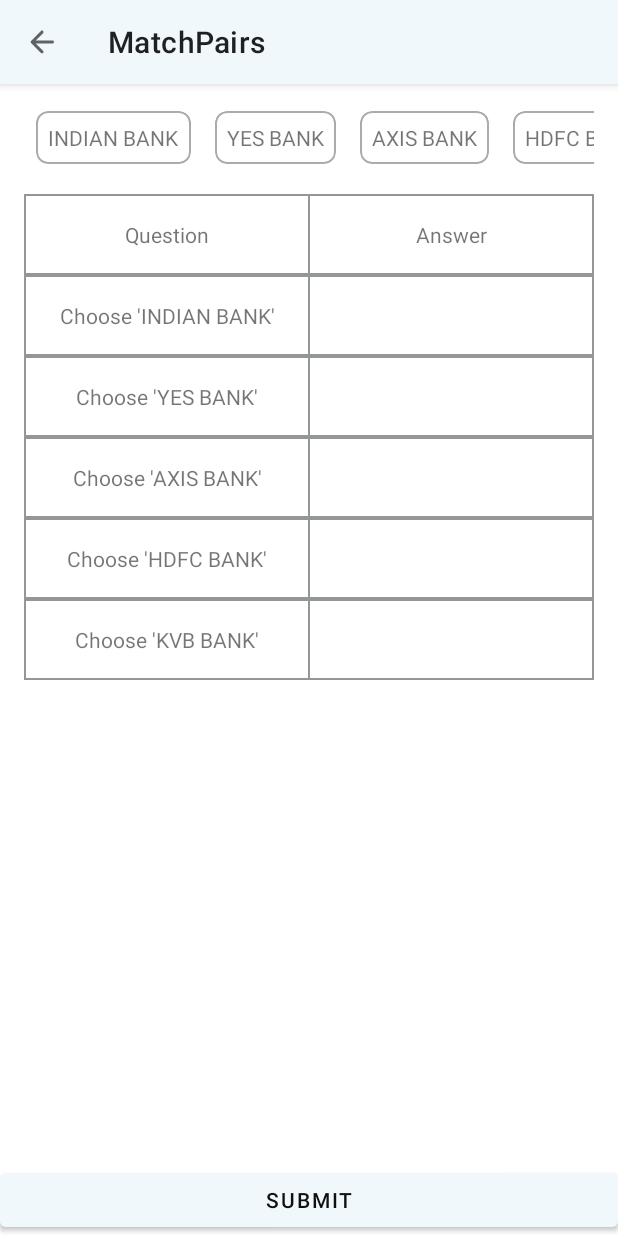
After one commit to sunsewingmachine/FunnyLearny, an Android app: the fragment MatchPairsFragment placed in its activity, on a phone screen of 412 x 824 dp. The commit adds this screen. Run offline under Robolectric (Android 15) with nearby library versions, the phone set to English and light mode, and no system bars.

Commit message:
MatchPair Feature Implementation

```diff
--- a/app/src/main/java/com/local/funnylearny/ui/base/FragmentReferences.kt
+++ b/app/src/main/java/com/local/funnylearny/ui/base/FragmentReferences.kt
@@ -10,6 +10,7 @@
 
             WORD_ARRANGEMENT -> activity.openWordArrangementFragment()
             QUIZ -> activity.openQuizFragment()
+            MATCHPAIRS -> activity.openMatchPairsFragment()
         }
 
     }
@@ -17,4 +18,5 @@
 
     const val WORD_ARRANGEMENT = 101
     const val QUIZ = 108
+    const val MATCHPAIRS = 234
 }
--- /dev/null
+++ b/app/src/main/java/com/local/funnylearny/ui/matchpairs/AnswerRecyclerViewAdapter.kt
@@ -0,0 +1,65 @@
+package com.local.funnylearny.ui.matchpairs
+
+import android.view.LayoutInflater
+import android.view.View
+import android.view.ViewGroup
+import android.widget.TextView
+import androidx.recyclerview.widget.RecyclerView
+import com.google.android.material.card.MaterialCardView
+import com.local.funnylearny.databinding.AnswerListItemBinding
+import com.local.funnylearny.ui.matchpairs.AnswerRecyclerViewAdapter.*
+import java.util.ArrayList
+
+
+class AnswerRecyclerViewAdapter(
+    val answers : ArrayList<String>,
+    private val onAnswerClickListener: OnAnswerClickListener,
+    private var questionsCount : Int
+) : RecyclerView.Adapter<ViewHolder>() {
+    override fun onCreateViewHolder(parent: ViewGroup, viewType: Int): ViewHolder {
+        return ViewHolder(
+            AnswerListItemBinding.inflate(
+                LayoutInflater.from(parent.context),
+                parent,
+                false
+            )
+        )
+    }
+
+    override fun onBindViewHolder(holder: ViewHolder, position: Int) {
+        val matchPairs = answers[position]
+        holder.answerTextView.text = matchPairs
+        holder.itemView.tag = Pair(matchPairs,position)
+    }
+
+    override fun getItemCount(): Int = answers.size
+
+    inner class ViewHolder(binding: AnswerListItemBinding) : RecyclerView.ViewHolder(binding.root) {
+        val answerTextView : TextView = binding.answerTextView
+        private val answerCardView : MaterialCardView = binding.answerCardView
+
+        init {
+            answerCardView.setOnClickListener(answerClickListener)
+        }
+    }
+
+/*
+* */
+    val answerClickListener = View.OnClickListener {
+        if(questionsCount != answers.size) {
+            val answer = it.tag as Pair<*, *>
+            answers.remove(answer.first)
+            onAnswerClickListener.onAnswerClickedItem(answer.first as String)
+            notifyDataSetChanged()
+        }
+    }
+
+    fun swapData(answer: String){
+        answers.add(0,answer)
+        notifyDataSetChanged()
+    }
+
+    interface OnAnswerClickListener {
+       fun onAnswerClickedItem(answer : String)
+    }
+}
--- /dev/null
+++ b/app/src/main/java/com/local/funnylearny/ui/matchpairs/MatchPair.kt
@@ -0,0 +1,7 @@
+package com.local.funnylearny.ui.matchpairs
+
+import android.os.Parcelable
+import kotlinx.android.parcel.Parcelize
+
+@Parcelize
+data class MatchPair(var question : String?, var answer : String?) : Parcelable
--- /dev/null
+++ b/app/src/main/java/com/local/funnylearny/ui/matchpairs/MatchPairsFragment.kt
@@ -0,0 +1,181 @@
+package com.local.funnylearny.ui.matchpairs
+
+import android.content.Context
+import android.os.Bundle
+import androidx.fragment.app.Fragment
+import android.view.LayoutInflater
+import android.view.View
+import android.view.ViewGroup
+import android.widget.Toast
+import androidx.recyclerview.widget.LinearLayoutManager
+import com.local.funnylearny.R
+import com.local.funnylearny.ui.base.FragmentInteractionListener
+import kotlinx.android.synthetic.main.fragment_match_pairs.*
+import java.lang.IllegalArgumentException
+import kotlin.collections.ArrayList
+
+class MatchPairsFragment : Fragment() {
+
+    var matchPairsInteractionListener : MatchPairsInteractionListener? = null
+
+    override fun onAttach(context: Context) {
+        super.onAttach(context)
+        if(context is MatchPairsInteractionListener){
+            matchPairsInteractionListener = context
+        } else {
+            throw IllegalArgumentException("PartListFragmentInteractionListener is not implemented in respective activity")
+        }
+    }
+    override fun onCreateView(
+        inflater: LayoutInflater, container: ViewGroup?,
+        savedInstanceState: Bundle?
+    ): View? {
+        // Inflate the layout for this fragment
+        return inflater.inflate(R.layout.fragment_match_pairs, container, false)
+    }
+
+    private var matchPairList = ArrayList<MatchPair>()
+    private var removeMatchPairList = ArrayList<MatchPair>()
+    private var answers = ArrayList<String>()
+    private var correctAnswers = ArrayList<String>()
+
+    override fun onViewCreated(view: View, savedInstanceState: Bundle?) {
+        super.onViewCreated(view, savedInstanceState)
+        initToolbar()
+
+        if (savedInstanceState == null) {
+
+            matchPairList.add(MatchPair("Choose 'INDIAN BANK'", "INDIAN BANK"))
+            matchPairList.add(MatchPair("Choose 'YES BANK'", "YES BANK"))
+            matchPairList.add(MatchPair("Choose 'AXIS BANK'", "AXIS BANK"))
+            matchPairList.add(MatchPair("Choose 'HDFC BANK'", "HDFC BANK"))
+            matchPairList.add(MatchPair("Choose 'KVB BANK'", "KVB BANK"))
+            matchPairList.add(MatchPair(null, "UCO BANK"))
+            matchPairList.add(MatchPair(null, "IOB BANK"))
+
+            prepareAnswerList()
+            removeExtraAnswers()
+
+            adapterAttachment()
+            tableAdapterAttachment()
+        } else {
+            answers = savedInstanceState.getStringArrayList(ANSWERS)!!
+            matchPairList = savedInstanceState.getParcelableArrayList<MatchPair>(MATCH_PAIRS) as ArrayList<MatchPair>
+            matchPairListAnswerEntryCount = savedInstanceState.getInt(MATCH_PAIR_LIST_ANSWER_ENTRY_COUNT)
+            adapterAttachment()
+            tableAdapterAttachment()
+        }
+
+        matchPairsSubmitButton.setOnClickListener {
+            checkCorrectAnswer()
+        }
+
+    }
+
+    private fun prepareAnswerList() {
+        matchPairList.forEach {
+            answers.add(it.answer!!)
+            if(it.question != null) {
+                correctAnswers.add(it.answer!!)
+            } else {
+                removeMatchPairList.add(it)
+            }
+            it.answer = null
+        }
+    }
+
+    private fun removeExtraAnswers() {
+        removeMatchPairList.forEach {
+            matchPairList.remove(it)
+        }
+    }
+
+    private fun checkCorrectAnswer() {
+        var areAllAnswersCorrect  = true
+        matchPairList.forEachIndexed { index, matchPair ->
+            if(correctAnswers[index] != matchPair.answer) {
+                areAllAnswersCorrect = false
+            }
+        }
+
+        if(areAllAnswersCorrect) {
+            Toast.makeText(requireContext(),"All answers are correct",Toast.LENGTH_SHORT).show()
+        } else {
+            Toast.makeText(requireContext(),"All answers are not correct",Toast.LENGTH_SHORT).show()
+        }
+
+    }
+
+    private fun adapterAttachment(){
+        answersRecyclerView.layoutManager = LinearLayoutManager(context,LinearLayoutManager.HORIZONTAL, false)
+        answersRecyclerView.adapter = AnswerRecyclerViewAdapter(
+            answers = answers,
+            onAnswerClickListener = onAnswerClickListener,
+            questionsCount = (answers.size - (matchPairList.size - matchPairListAnswerEntryCount))
+        )
+    }
+
+    private fun tableAdapterAttachment(){
+        matchPairsTableRecyclerView.layoutManager = LinearLayoutManager(context)
+        matchPairsTableRecyclerView.adapter = MatchPairsTableRecyclerViewAdapter(
+            matchPairList,
+            onMatchPairAnswerClickListener
+        )
+    }
+
+    private fun initToolbar(){
+        matchPairsToolBar.setNavigationOnClickListener {
+            matchPairsInteractionListener?.onNavigationIconClickedListener()
+        }
+    }
+
+    var matchPairListAnswerEntryCount: Int = 0
+    private val onAnswerClickListener = object : AnswerRecyclerViewAdapter.OnAnswerClickListener {
+        override fun onAnswerClickedItem(answer: String) {
+            for (index in 0 until matchPairList.size) {
+                val matchPair = matchPairList[index]
+                if (matchPair.answer == null) {
+                    matchPair.answer = answer
+                    (matchPairsTableRecyclerView.adapter as MatchPairsTableRecyclerViewAdapter).notifyItemChanged(
+                        index + 1
+                    )
+                    break
+                }
+            }
+            if (matchPairList.size - 1 != matchPairListAnswerEntryCount) {
+                matchPairListAnswerEntryCount++
+            }
+        }
+    }
+
+    private val onMatchPairAnswerClickListener = object :
+
+        MatchPairsTableRecyclerViewAdapter.OnMatchPairAnswerClickListener{
+
+        override fun onMatchPairAnswerClicked(answer: String) {
+            matchPairListAnswerEntryCount--
+            (answersRecyclerView.adapter as AnswerRecyclerViewAdapter).swapData(answer)
+        }
+    }
+
+    override fun onSaveInstanceState(outState: Bundle) {
+        super.onSaveInstanceState(outState)
+        outState.putStringArrayList(ANSWERS,answers)
+        outState.putParcelableArrayList(MATCH_PAIRS,matchPairList)
+        outState.putInt(MATCH_PAIR_LIST_ANSWER_ENTRY_COUNT,matchPairListAnswerEntryCount)
+    }
+
+    interface MatchPairsInteractionListener : FragmentInteractionListener{
+
+       // fun onMatchPairsClickeditem(matchPairs: MatchPairs)
+    }
+
+    companion object {
+
+        fun newInstance() = MatchPairsFragment()
+        const val TAG = "MatchPairsFragment"
+        const val ANSWERS = "answers"
+        const val MATCH_PAIRS = "matchPairs"
+        const val MATCH_PAIR_LIST_ANSWER_ENTRY_COUNT = "matchPairListAnswerEntryCount"
+    }
+}
--- /dev/null
+++ b/app/src/main/java/com/local/funnylearny/ui/matchpairs/MatchPairsTableRecyclerViewAdapter.kt
@@ -0,0 +1,73 @@
+package com.local.funnylearny.ui.matchpairs
+
+import android.view.LayoutInflater
+import android.view.View
+import android.view.ViewGroup
+import android.widget.TextView
+import androidx.recyclerview.widget.RecyclerView
+import com.local.funnylearny.databinding.MatchpairsTableListItemBinding
+import java.util.ArrayList
+
+class MatchPairsTableRecyclerViewAdapter(
+    private val matchPairsList : ArrayList<MatchPair>,
+    private val onMatchPairAnswerClickListener : OnMatchPairAnswerClickListener
+) : RecyclerView.Adapter<MatchPairsTableRecyclerViewAdapter.ViewHolder>() {
+
+    override fun onCreateViewHolder(parent: ViewGroup, viewType: Int): ViewHolder {
+        return ViewHolder(
+            MatchpairsTableListItemBinding.inflate(
+                LayoutInflater.from(parent.context),
+                parent,
+                false
+            )
+        )
+    }
+
+    override fun onBindViewHolder(holder: ViewHolder, position: Int) {
+
+        if (position == 0){
+            holder.questionTextView.text = QUESTION
+            holder.answerTextView.text = ANSWER
+        } else {
+            val matchPairsList = matchPairsList[position-1]
+            holder.questionTextView.text = matchPairsList.question
+            holder.answerTextView.text = matchPairsList.answer
+            holder.answerTextView.tag = position-1
+        }
+
+    }
+
+    override fun getItemCount(): Int = matchPairsList.size+1
+
+    inner class ViewHolder (binding: MatchpairsTableListItemBinding) : RecyclerView.ViewHolder(binding.root) {
+
+        val questionTextView : TextView = binding.questionTextView
+        val answerTextView : TextView = binding.answerTextView
+        init {
+            answerTextView.setOnClickListener(matchPairAnswerClickListener)
+        }
+    }
+
+    val matchPairAnswerClickListener = View.OnClickListener {
+        it as TextView
+        if( it.text != ANSWER) {
+            val matchPair = matchPairsList[it.tag as Int]
+            if (matchPair.answer != null) {
+                val answer = matchPair.answer
+                matchPair.answer = null
+                notifyDataSetChanged()
+                onMatchPairAnswerClickListener.onMatchPairAnswerClicked(answer!!)
+            }
+        }
+    }
+
+    interface OnMatchPairAnswerClickListener{
+        fun onMatchPairAnswerClicked(answer : String)
+    }
+
+    companion object {
+        const val QUESTION = "Question"
+        const val ANSWER = "Answer"
+    }
+
+}
--- a/app/src/main/java/com/local/funnylearny/ui/part/PartListRecyclerViewAdapter.kt
+++ b/app/src/main/java/com/local/funnylearny/ui/part/PartListRecyclerViewAdapter.kt
@@ -52,7 +52,7 @@
     }
 
     val partListItemClickListener = View.OnClickListener {
-        val part = it.tag as Part
+        val part = it.tag as Part                                        //typecasting
         onPartListItemClickListener.onPartListItemClicked(part)
     }
 
--- a/app/src/main/java/com/local/funnylearny/ui/quiz/Quiz.kt
+++ b/app/src/main/java/com/local/funnylearny/ui/quiz/Quiz.kt
@@ -1,5 +1,5 @@
 package com.local.funnylearny.ui.quiz
 
 data class Quiz(val question : String, val command : String, val rule : String,
-                val option1 : String, val option2 : String, val option3 : String, val option4 : String,
-                val reason1 : String, val reason2 : String, val reason3 : String, val reason4 : String,val answer : String)
+                val optionOne : String, val optionTwo : String, val optionThree : String, val optionFour : String,
+                val reasonOne : String, val reasonTwo : String, val reasonThree : String, val reasonFour : String,val answer : String)
--- /dev/null
+++ b/app/src/main/res/layout/answer_list_item.xml
@@ -0,0 +1,20 @@
+<?xml version="1.0" encoding="utf-8"?>
+<com.google.android.material.card.MaterialCardView xmlns:android="http://schemas.android.com/apk/res/android"
+    xmlns:app="http://schemas.android.com/apk/res-auto"
+    android:id="@+id/answerCardView"
+    android:layout_width="wrap_content"
+    android:layout_height="wrap_content"
+    app:cardCornerRadius="8dp"
+    android:layout_margin="8dp"
+    app:strokeWidth="1dp"
+    app:cardElevation="0dp"
+    app:strokeColor="@color/strokeColor">
+
+    <TextView
+        android:layout_gravity="center"
+        android:id="@+id/answerTextView"
+        android:layout_width="match_parent"
+        android:layout_height="wrap_content"
+        android:padding="8dp"/>
+
+</com.google.android.material.card.MaterialCardView>
--- /dev/null
+++ b/app/src/main/res/layout/fragment_match_pairs.xml
@@ -0,0 +1,57 @@
+<?xml version="1.0" encoding="utf-8"?>
+<androidx.coordinatorlayout.widget.CoordinatorLayout xmlns:android="http://schemas.android.com/apk/res/android"
+    xmlns:app="http://schemas.android.com/apk/res-auto"
+    xmlns:tools="http://schemas.android.com/tools"
+    android:layout_width="match_parent"
+    android:layout_height="match_parent"
+    android:background="@color/colorBackground"
+    tools:context=".ui.matchpairs.MatchPairsFragment">
+
+    <com.google.android.material.appbar.AppBarLayout
+        android:id="@+id/matchPairsAppBarLayout"
+        android:layout_width="match_parent"
+        android:layout_height="wrap_content">
+
+        <androidx.appcompat.widget.Toolbar
+            android:id="@+id/matchPairsToolBar"
+            android:layout_width="match_parent"
+            android:layout_height="wrap_content"
+            app:navigationIcon="@drawable/ic_round_arrow_back_24"
+            app:title="@string/ui_label_matchPairs" />
+
+    </com.google.android.material.appbar.AppBarLayout>
+
+    <LinearLayout
+        android:layout_width="match_parent"
+        android:layout_height="wrap_content"
+        android:layout_marginTop="10dp"
+        android:orientation="vertical"
+        app:layout_behavior="com.google.android.material.appbar.AppBarLayout$ScrollingViewBehavior">
+
+        <androidx.recyclerview.widget.RecyclerView
+            android:id="@+id/answersRecyclerView"
+            android:layout_width="match_parent"
+            android:layout_height="match_parent"
+            android:layout_marginLeft="16dp"
+            android:layout_marginRight="16dp" />
+
+        <androidx.recyclerview.widget.RecyclerView
+            android:id="@+id/matchPairsTableRecyclerView"
+            android:layout_width="match_parent"
+            android:layout_height="match_parent"
+            android:layout_marginTop="12dp"
+            android:layout_marginLeft="16dp"
+            android:layout_marginRight="16dp" />
+
+    </LinearLayout>
+
+    <Button
+        android:id="@+id/matchPairsSubmitButton"
+        android:layout_width="match_parent"
+        android:layout_height="48dp"
+        android:layout_gravity="bottom"
+        android:text="@string/submit"
+        android:textColor="@color/alertDialogButtonColor"/>
+        <!--android:visibility="gone" />-->
+
+</androidx.coordinatorlayout.widget.CoordinatorLayout>
--- /dev/null
+++ b/app/src/main/res/layout/matchpairs_table_list_item.xml
@@ -0,0 +1,35 @@
+<?xml version="1.0" encoding="utf-8"?>
+<androidx.constraintlayout.widget.ConstraintLayout xmlns:android="http://schemas.android.com/apk/res/android"
+    xmlns:app="http://schemas.android.com/apk/res-auto"
+    android:id="@+id/LinearLayout"
+    android:layout_width="match_parent"
+    android:layout_height="wrap_content"
+    android:paddingBottom="1dp"
+    android:paddingEnd="1dp"
+    android:background="@color/tableBackground">
+
+    <TextView
+        android:id="@+id/questionTextView"
+        android:layout_width="0dp"
+        android:layout_height="wrap_content"
+        android:background="@color/white"
+        android:padding="16dp"
+        android:layout_margin="1dp"
+        android:gravity="center"
+        app:layout_constraintStart_toStartOf="parent"
+        app:layout_constraintEnd_toStartOf="@id/answerTextView"
+        app:layout_constraintTop_toTopOf="parent"/>
+
+    <TextView
+        android:id="@+id/answerTextView"
+        android:layout_width="0dp"
+        android:layout_height="0dp"
+        android:background="@color/white"
+        android:padding="16dp"
+        android:gravity="center"
+        app:layout_constraintStart_toEndOf="@id/questionTextView"
+        app:layout_constraintEnd_toEndOf="parent"
+        app:layout_constraintTop_toTopOf="@id/questionTextView"
+        app:layout_constraintBottom_toBottomOf="@id/questionTextView"/>
+
+</androidx.constraintlayout.widget.ConstraintLayout>
--- a/app/src/main/res/values/colors.xml
+++ b/app/src/main/res/values/colors.xml
@@ -9,7 +9,9 @@
     <color name="wordButtonColor">#F44336</color>
     <color name="white">#FFF</color>
     <color name="strokeColor">#ACABAB</color>
-    <color name="red">#94FA5C5C</color>
-    <color name="green">#BE71EC76</color>
+    <color name="wrongAnswer">#94FA5C5C</color>
+    <color name="correctAnswer">#BE71EC76</color>
     <color name="alertDialogButtonColor">#101010</color>
+    <color name="tableBackground">#77182222</color>
+
 </resources>
--- a/app/src/main/res/values/strings.xml
+++ b/app/src/main/res/values/strings.xml
@@ -4,4 +4,9 @@
     <string name="hello_blank_fragment">Hello blank fragment</string>
     <string name="ui_label_lessons">Lessons</string>
     <string name="ui_label_parts">Parts</string>
+    <string name="ui_label_quiz">Quiz</string>
+    <string name="ui_label_matchPairs">MatchPairs</string>
+    <string name="submit">Submit</string>
+    <string name="header_questions">Question</string>
+    <string name="header_answer">Answer</string>
 </resources>
```
Also changed, not shown: app/src/main/java/com/local/funnylearny/ui/main/MainActivity.kt (+17 -4 lines), app/src/main/java/com/local/funnylearny/ui/quiz/QuizFragment.kt (+23 -28 lines), app/src/main/res/layout/fragment_quiz.xml (+13 -13 lines).
